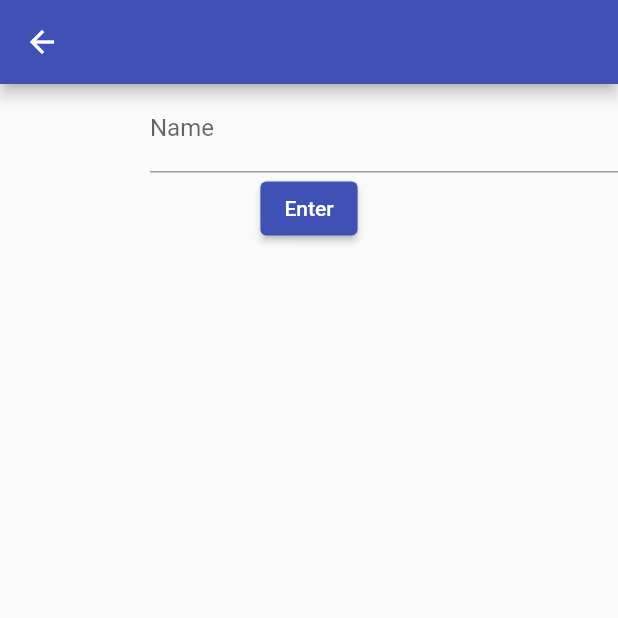
After one commit to piriram/flutter_firebase, a Flutter app: the screen it shows once a user with an empty profile is signed in, after a tap on the "list" icon, on a phone screen of 412 x 824 dp, the top half of it. The commit adds this screen. Run offline on Flutter 3.47's test engine with Material 2 defaults, Android fonts, the phone set to English and light mode, and no system bars; our stand-ins replace cloud_firestore, firebase_auth, firebase_core, flutter_chat_bubble, modal_progress_hud_nsn; accounts and stored records are empty.

Commit message:
1123 commit

```diff
--- a/lib/ChatPage.dart
+++ b/lib/ChatPage.dart
@@ -4,6 +4,7 @@ import 'package:cloud_firestore/cloud_firestore.dart';
 import 'package:flutter_chat_bubble/bubble_type.dart';
 import 'package:flutter_chat_bubble/chat_bubble.dart';
 import 'package:flutter_chat_bubble/clippers/chat_bubble_clipper_6.dart';
+import 'Filter.dart';
 
 class ChatPage extends StatefulWidget {
   const ChatPage({Key? key}) : super(key: key);
@@ -39,7 +40,11 @@ class _ChatPageState extends State<ChatPage> {
       appBar: AppBar(
         title: const Text('Chat'),
         actions: [
-          IconButton(onPressed: (){}, icon: Icon(Icons.list)),
+          IconButton(onPressed: (){
+            Navigator.push(context,MaterialPageRoute(
+              builder:(context)=>NamePage()
+            ));
+          }, icon: Icon(Icons.list)),
           IconButton(
               onPressed: () {
                 FirebaseAuth.instance.signOut();
@@ -111,6 +116,7 @@ class ChatElement extends StatelessWidget {
                   style:
                   TextStyle(color: Colors.white),
                 ),
+
               ],
             ),
           ),
--- /dev/null
+++ b/lib/Filter.dart
@@ -0,0 +1,94 @@
+import 'package:flutter/material.dart';
+import 'package:firebase_auth/firebase_auth.dart';
+import 'package:cloud_firestore/cloud_firestore.dart';
+import 'package:flutter_chat_bubble/bubble_type.dart';
+import 'package:flutter_chat_bubble/chat_bubble.dart';
+import 'package:flutter_chat_bubble/clippers/chat_bubble_clipper_6.dart';
+import 'main.dart';
+
+import 'package:flutter/foundation.dart';
+class NamePage extends StatefulWidget {
+  const NamePage({Key? key}) : super(key: key);
+
+  @override
+  State<NamePage> createState() => _NamePageState();
+}
+
+class _NamePageState extends State<NamePage> {
+  final _nameController=TextEditingController();
+  String name = '';
+  @override
+  Widget build(BuildContext context) {
+    return Scaffold(
+      appBar: AppBar(
+        title: Text(''),
+
+      ),
+      body: Container(
+        child: Center(
+
+          child: Column(
+            crossAxisAlignment: CrossAxisAlignment.center,
+            children: [
+              //Text('Name',textAlign: TextAlign.right,),
+
+              Padding(
+                padding: const EdgeInsets.fromLTRB(100, 0, 0, 0),
+                child: TextFormField(
+                    decoration: const InputDecoration(
+                      border: UnderlineInputBorder(),
+                      labelText: 'Name',
+
+
+                    ),
+                    onChanged: (value){
+                      setState(() {
+                        name=value!;
+                      });
+                    },
+                    controller: _nameController,
+                ),
+              ),
+              ElevatedButton(
+                  onPressed: (){
+                    print('${name}');
+                    Navigator.pushNamed(context, '/list', arguments:ScreenArguments(name));
+                  },
+                  child: Text('Enter')),
+            ],
+          ),
+
+
+        ),
+      ),
+    );
+  }
+}
+class ListFilterPage extends StatefulWidget {
+  const ListFilterPage({Key? key}) : super(key: key);
+
+  @override
+  State<ListFilterPage> createState() => _ListFilterPageState();
+}
+
+class _ListFilterPageState extends State<ListFilterPage> {
+
+  @override
+  Widget build(BuildContext context) {
+    final args = ModalRoute.of(context)?.settings.arguments as ScreenArguments;
+    return Scaffold(
+      appBar: AppBar(
+        title: Text('Chat List'),
+      ),
+      body: Padding(
+        padding: const EdgeInsets.all(8.0),
+        child: Text('${args?.name}'),
+      ),
+    );
+  }
+}
+class ScreenArguments {
+  final String name;
+
+  ScreenArguments(this.name);
+}
--- a/lib/main.dart
+++ b/lib/main.dart
@@ -6,6 +6,7 @@ import 'RegisterPage.dart';
 import 'SuccessRegister.dart';
 import 'ChatPage.dart';
 import 'package:firebase_auth/firebase_auth.dart';
+import 'Filter.dart';
 
 
 void main() async{
@@ -23,12 +24,15 @@ class MyApp extends StatelessWidget {
   @override
   Widget build(BuildContext context) {
     return MaterialApp(
+      debugShowCheckedModeBanner: false,
+
       title: 'Flutter Demo',
       theme: ThemeData(
 
-        primarySwatch: Colors.blue,
+        primarySwatch: Colors.indigo,
       ),
       //로그인 되어있으면 page 창을 다르게함
+      routes:{ '/list':(context)=>const ListFilterPage(),},
       home: StreamBuilder(
         stream: FirebaseAuth.instance.authStateChanges(),
         //타입이 스트림유저타입 로그인이 됐는지 로그아웃이 됐는지 변화를 알려주는 스트림
```
